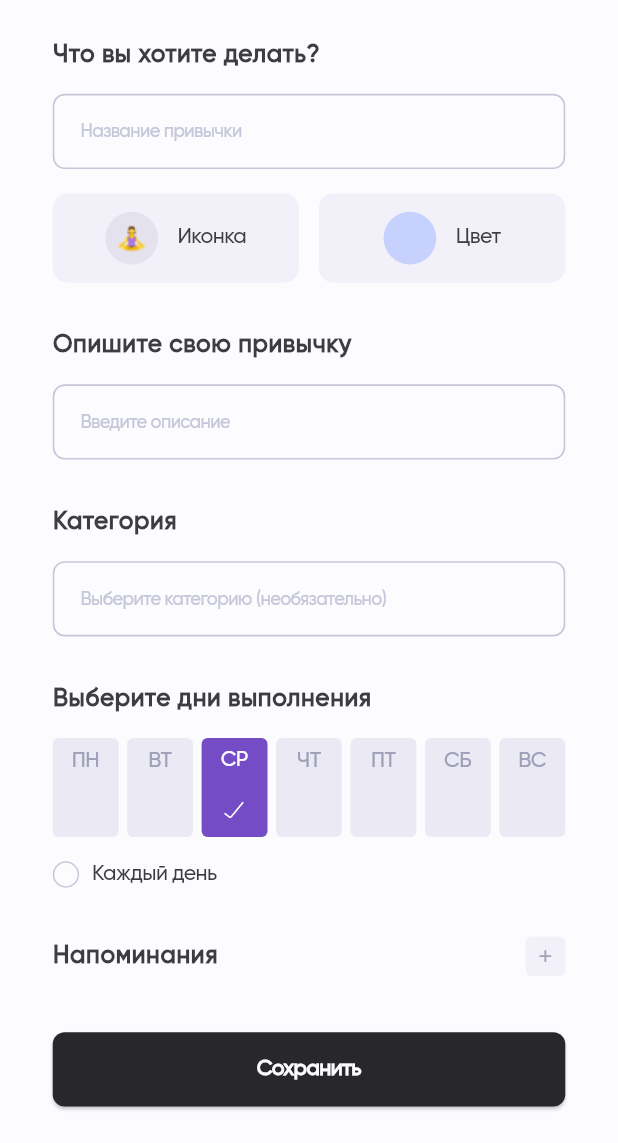
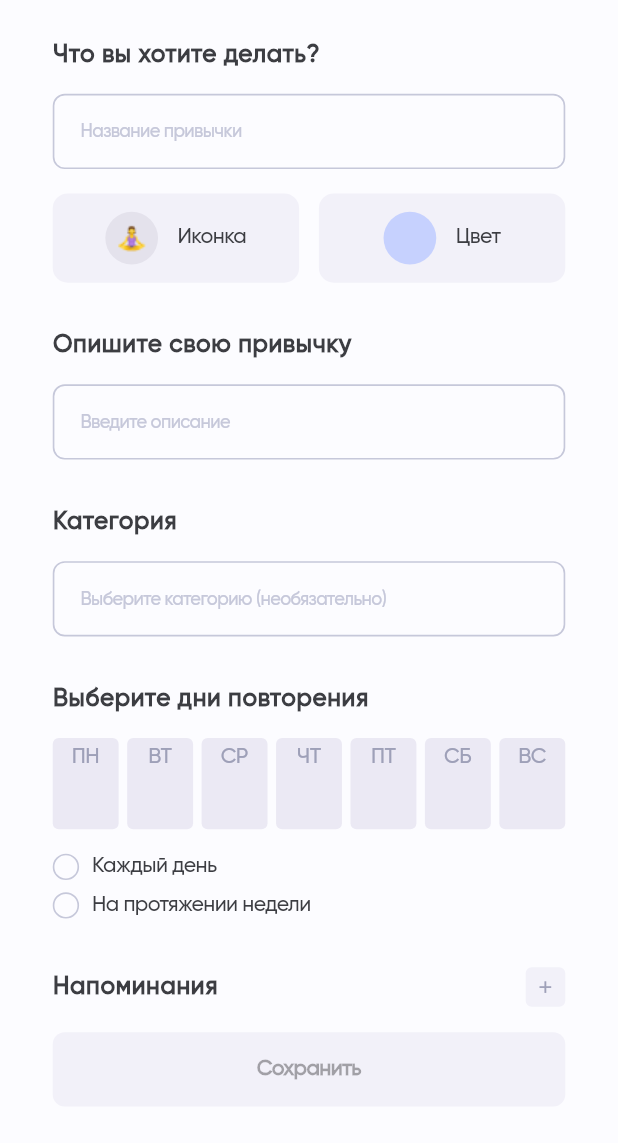
Before and after one commit to kurochkinivan/HabitTracker, a Flutter app: the HabitSettingsPage screen opened by its route, on a phone screen of 412 x 824 dp, the part 93-1236 px from its top. Run offline on Flutter 3.47's test engine with Material 3 defaults, Android fonts, the light colour scheme and no system bars; our stand-ins replace auto_route, connectivity_plus, dio, flutter_bloc, flutter_screenutil, flutter_secure_storage and 4 more; missing offline and left inert: android_id, fuzzy; accounts and stored records are empty; generated files the repository leaves out were written again.

Commit message:
made validation on habits page

```diff
--- /dev/null
+++ b/frontend/lib/models/repeat_type.dart
@@ -0,0 +1 @@
+enum RepeatType { none, daily, weekly, custom }
--- a/frontend/lib/pages/habit_settings_page.dart
+++ b/frontend/lib/pages/habit_settings_page.dart
@@ -5,9 +5,10 @@ import 'package:flutter_screenutil/flutter_screenutil.dart';
 import 'package:flutter_svg/svg.dart';
 import 'package:habit_tracker/app_colors.dart';
 import 'package:habit_tracker/widgets/custom_text_form_field.dart';
-
+import '../models/repeat_type.dart';
 import '../router/app_router.dart';
 import '../widgets/custom_elevated_button.dart';
+import '../widgets/text_field_error_message.dart';
 
 @RoutePage()
 class HabitSettingsPage extends StatefulWidget {
@@ -32,16 +33,20 @@ class HabitSettingsPageState extends State<HabitSettingsPage> {
   final ValueNotifier<bool> _isNameValid = ValueNotifier(true);
   final ValueNotifier<bool> _isDescriptionValid = ValueNotifier(true);
   final ValueNotifier<bool> _isCategoryValid = ValueNotifier(true);
+  final ValueNotifier<bool> _isRepeatTypeValid = ValueNotifier(true);
+  final ValueNotifier<bool> _isTimeValid = ValueNotifier(true);
 
-  final ValueNotifier<bool> _isMon = ValueNotifier(false);
-  final ValueNotifier<bool> _isTue = ValueNotifier(false);
-  final ValueNotifier<bool> _isWed = ValueNotifier(true);
-  final ValueNotifier<bool> _isThu = ValueNotifier(false);
-  final ValueNotifier<bool> _isFri = ValueNotifier(false);
-  final ValueNotifier<bool> _isSat = ValueNotifier(false);
-  final ValueNotifier<bool> _isSun = ValueNotifier(false);
+  RepeatType _repeatType = RepeatType.none;
 
-  late bool _isAllDaysChecked = false;
+  final Map<String, ValueNotifier<bool>> _days = {
+    'ПН': ValueNotifier(false),
+    'ВТ': ValueNotifier(false),
+    'СР': ValueNotifier(false),
+    'ЧТ': ValueNotifier(false),
+    'ПТ': ValueNotifier(false),
+    'СБ': ValueNotifier(false),
+    'ВС': ValueNotifier(false),
+  };
 
   @override
   void initState() {
@@ -50,6 +55,22 @@ class HabitSettingsPageState extends State<HabitSettingsPage> {
         'assets/icons/habit_icons/woman_in_lotus_position.png';
 
     selectedColor = widget.selectedColor ?? 'FFC6D1FE';
+  }
+
+  int _compareTimes(String a, String b) {
+    final TimeOfDay aTime = _parseTime(a);
+    final TimeOfDay bTime = _parseTime(b);
+    final int aMinutes = aTime.hour * 60 + aTime.minute;
+    final int bMinutes = bTime.hour * 60 + bTime.minute;
+    return aMinutes.compareTo(bMinutes);
+  }
+
+  TimeOfDay _parseTime(String time) {
+    final parts = time.split(':');
+    return TimeOfDay(
+      hour: int.parse(parts[0]),
+      minute: int.parse(parts[1]),
+    );
   }
 
   @override
@@ -68,26 +89,48 @@ class HabitSettingsPageState extends State<HabitSettingsPage> {
     }
   }
 
-  void _toggleCheck() {
+  void _setRepeatType(RepeatType type) {
     setState(() {
-      _isAllDaysChecked = !_isAllDaysChecked;
-      if (_isAllDaysChecked) {
-        _isMon.value = true;
-        _isTue.value = true;
-        _isWed.value = true;
-        _isThu.value = true;
-        _isFri.value = true;
-        _isSat.value = true;
-        _isSun.value = true;
-      } else {
-        _isMon.value = false;
-        _isTue.value = false;
-        _isWed.value = false;
-        _isThu.value = false;
-        _isFri.value = false;
-        _isSat.value = false;
-        _isSun.value = false;
+      _repeatType = _repeatType == type ? RepeatType.none : type;
+
+      if (_repeatType == RepeatType.daily) {
+        _days.forEach((_, value) => value.value = true);
+      } else if (_repeatType == RepeatType.weekly) {
+        _days.forEach((_, value) => value.value = false);
+      } else if (type == RepeatType.daily && _repeatType == RepeatType.none) {
+        _days.forEach((_, value) => value.value = false);
       }
+
+      if (_repeatType != RepeatType.weekly &&
+          _days.values.every((n) => !n.value)) {
+        _repeatType = RepeatType.none;
+      }
+
+      _isRepeatTypeValid.value = _repeatType != RepeatType.none;
+    });
+  }
+
+  void _updateDayState(String day) {
+    setState(() {
+      _days[day]?.value = !_days[day]!.value;
+
+      if (_repeatType != RepeatType.custom) {
+        _repeatType = RepeatType.custom;
+      }
+
+      if (_days.values.every((n) => n.value)) {
+        _repeatType = RepeatType.daily;
+      } else if (_repeatType == RepeatType.daily) {
+        _repeatType = RepeatType.none;
+        _days.forEach((_, value) => value.value = false);
+      }
+
+      if (_days.values.every((n) => !n.value) &&
+          _repeatType != RepeatType.weekly) {
+        _repeatType = RepeatType.none;
+      }
+
+      _isRepeatTypeValid.value = _repeatType != RepeatType.none;
     });
   }
 
@@ -152,8 +195,14 @@ class HabitSettingsPageState extends State<HabitSettingsPage> {
                   controller: _nameController,
                   validateController: _isNameValid,
                   onChanged: () {
+                    setState(() {
                       _isNameValid.value = _nameController.text.isNotEmpty;
+                    });
                   }),
+              TextFieldErrorMessage(
+                validator: _isNameValid,
+                message: "Поле не должно быть пустым",
+              ),
               SizedBox(height: 16.h),
               Row(
                 children: [
@@ -248,9 +297,15 @@ class HabitSettingsPageState extends State<HabitSettingsPage> {
                   controller: _descriptionController,
                   validateController: _isDescriptionValid,
                   onChanged: () {
+                    setState(() {
                       _isDescriptionValid.value =
                           _descriptionController.text.isNotEmpty;
+                    });
                   }),
+              TextFieldErrorMessage(
+                validator: _isDescriptionValid,
+                message: "Поле не должно быть пустым",
+              ),
               SizedBox(height: 32.h),
               Text(
                 "Категория",
@@ -262,55 +317,36 @@ class HabitSettingsPageState extends State<HabitSettingsPage> {
                   controller: _categoryController,
                   validateController: _isCategoryValid,
                   onChanged: () {
-                    _isCategoryValid.value =
-                        _categoryController.text.isNotEmpty;
+                    _isCategoryValid.value = true;
                   }),
               SizedBox(height: 32.h),
               Text(
-                "Выберите дни выполнения",
+                "Выберите дни повторения",
                 style: Theme.of(context).textTheme.displaySmall,
               ),
               SizedBox(height: 16.h),
               Row(
                 mainAxisAlignment: MainAxisAlignment.spaceBetween,
                 children: [
-                  _buildDayButton('ПН', _isMon),
-                  _buildDayButton('ВТ', _isTue),
-                  _buildDayButton('СР', _isWed),
-                  _buildDayButton('ЧТ', _isThu),
-                  _buildDayButton('ПТ', _isFri),
-                  _buildDayButton('СБ', _isSat),
-                  _buildDayButton('ВС', _isSun),
+                  for (final day in _days.keys)
+                    _buildDayButton(day, _days[day]!),
                 ],
               ),
               SizedBox(height: 16.h),
-              Row(
-                children: [
-                  GestureDetector(
-                    onTap: _toggleCheck,
-                    child: Container(
-                      width: 16.w,
-                      height: 16.w,
-                      decoration: BoxDecoration(
-                        border: Border.all(color: AppColors.gray02),
-                        borderRadius: BorderRadius.circular(100),
-                        color: _isAllDaysChecked
-                            ? AppColors.purple
-                            : Colors.transparent,
+              _buildRepeatOption(
+                title: 'Каждый день',
+                type: RepeatType.daily,
+                currentType: _repeatType,
               ),
-                      child: _isAllDaysChecked
-                          ? Icon(Icons.check,
-                              size: 12.w, color: AppColors.white)
-                          : null,
+              SizedBox(height: 8.h),
+              _buildRepeatOption(
+                title: 'На протяжении недели',
+                type: RepeatType.weekly,
+                currentType: _repeatType,
               ),
-                  ),
-                  SizedBox(width: 8.w),
-                  Text('Каждый день',
-                      style: Theme.of(context)
-                          .textTheme
-                          .bodyLarge
-                          ?.copyWith(color: AppColors.black02)),
-                ],
+              TextFieldErrorMessage(
+                validator: _isRepeatTypeValid,
+                message: "Должен быть выбран тип повторения",
               ),
               SizedBox(height: 32.h),
               Row(
@@ -337,11 +373,19 @@ class HabitSettingsPageState extends State<HabitSettingsPage> {
                   ),
                 ],
               ),
+              TextFieldErrorMessage(
+                validator: _isTimeValid,
+                message: "Должено быть добавлено время напоминания",
+              ),
               SizedBox(height: 16.h),
               Wrap(
-                children: selectedTimes
+                children: () {
+                  final sortedTimes = List<String>.from(selectedTimes)
+                    ..sort(_compareTimes);
+                  return sortedTimes
                       .map((time) => _buildTimeButton(time))
-                    .toList(),
+                      .toList();
+                }(),
               ),
               SizedBox(height: 16.h)
             ],
@@ -395,13 +439,16 @@ class HabitSettingsPageState extends State<HabitSettingsPage> {
             SnackBar(content: Text('Это время уже добавлено.')),
           );
         }
+        _isTimeValid.value = selectedTimes.isNotEmpty;
       });
     }
   }
 
   Widget _buildTimeButton(String time) {
     return GestureDetector(
-      onTap: () => _selectTime(context, existingTime: time),
+      onTap: () => setState(() {
+        _selectTime(context, existingTime: time);
+      }),
       child: Container(
         margin: EdgeInsets.only(right: 8.w, bottom: 8.h),
         padding: EdgeInsets.symmetric(horizontal: 12.w, vertical: 10.h),
@@ -423,6 +470,7 @@ class HabitSettingsPageState extends State<HabitSettingsPage> {
                 onTap: () {
                   setState(() {
                     selectedTimes.remove(time);
+                    _isTimeValid.value = selectedTimes.isNotEmpty;
                   });
                 },
                 child: SvgPicture.asset('assets/icons/trash-outline.svg',
@@ -434,20 +482,16 @@ class HabitSettingsPageState extends State<HabitSettingsPage> {
   }
 
   Widget _buildDayButton(String day, ValueNotifier<bool> isSelected) {
+    return ValueListenableBuilder<bool>(
+      valueListenable: isSelected,
+      builder: (context, value, _) {
         return GestureDetector(
-        onTap: () {
-          setState(() {
-            isSelected.value = !isSelected.value;
-            if(isSelected.value == false) {
-              _isAllDaysChecked = false;
-            }
-          });
-        },
+          onTap: () => _updateDayState(day),
           child: Container(
             width: 40.w,
-          height: 65.h,
+            height: 60.h,
             decoration: BoxDecoration(
-            color: isSelected.value ? AppColors.purple : AppColors.gray03,
+              color: value ? AppColors.purple : AppColors.gray03,
               borderRadius: BorderRadius.circular(4),
             ),
             child: Column(
@@ -455,19 +499,63 @@ class HabitSettingsPageState extends State<HabitSettingsPage> {
               children: [
                 Text(day,
                     style: Theme.of(context).textTheme.bodyLarge?.copyWith(
-                        color: isSelected.value
-                            ? AppColors.white
-                            : AppColors.gray01,
+                          color: value ? AppColors.white : AppColors.gray01,
                         )),
-              if (isSelected.value) SizedBox(height: 14.h),
-              if (isSelected.value)
-                SvgPicture.asset('assets/icons/done_light.svg',
-                    width: 20.w, height: 20.w),
-              if (!isSelected.value) SizedBox(height: 14.h),
-              if (!isSelected.value) SizedBox(width: 20.w, height: 20.h),
+                SizedBox(height: 14.h),
+                value
+                    ? SvgPicture.asset('assets/icons/done_light.svg',
+                        width: 20.w, height: 20.w)
+                    : SizedBox(width: 20.w, height: 20.h),
               ],
             ),
-        ));
+          ),
+        );
+      },
+    );
+  }
+
+  Widget _buildRepeatOption({
+    required String title,
+    required RepeatType type,
+    required RepeatType currentType,
+  }) {
+    final isSelected = currentType == type;
+
+    return GestureDetector(
+      onTap: () => _setRepeatType(type),
+      child: Row(
+        children: [
+          Container(
+            width: 16.w,
+            height: 16.w,
+            padding: EdgeInsets.all(2.w),
+            decoration: BoxDecoration(
+              color: Colors.transparent,
+              border: Border.all(
+                color: isSelected ? AppColors.black02 : AppColors.gray02,
+                width: 1.w,
+              ),
+              borderRadius: BorderRadius.circular(10),
+            ),
+            child: isSelected
+                ? Container(
+                    decoration: BoxDecoration(
+                      color: AppColors.black02,
+                      borderRadius: BorderRadius.circular(10),
+                    ),
+                  )
+                : null,
+          ),
+          SizedBox(width: 8.w),
+          Text(
+            title,
+            style: Theme.of(context).textTheme.bodyLarge?.copyWith(
+                  color: AppColors.black02,
+                ),
+          ),
+        ],
+      ),
+    );
   }
 
   Widget _buildActionButtons(BuildContext context) {
@@ -480,7 +568,10 @@ class HabitSettingsPageState extends State<HabitSettingsPage> {
           CustomElevatedButton(
             onPressed: () {},
             text: 'Сохранить',
-            isEnabled: true,
+            isEnabled: selectedTimes.isNotEmpty &&
+                _repeatType != RepeatType.none &&
+                _descriptionController.text.isNotEmpty &&
+                _nameController.text.isNotEmpty,
           ),
           SizedBox(height: 24.h),
         ],
```
Also changed, not shown: frontend/lib/pages/add_habit_page.dart (+16 -37 lines), frontend/lib/pages/color_choice_page.dart (+7 -3 lines). Lines whose indentation alone changed are shown as unchanged.
